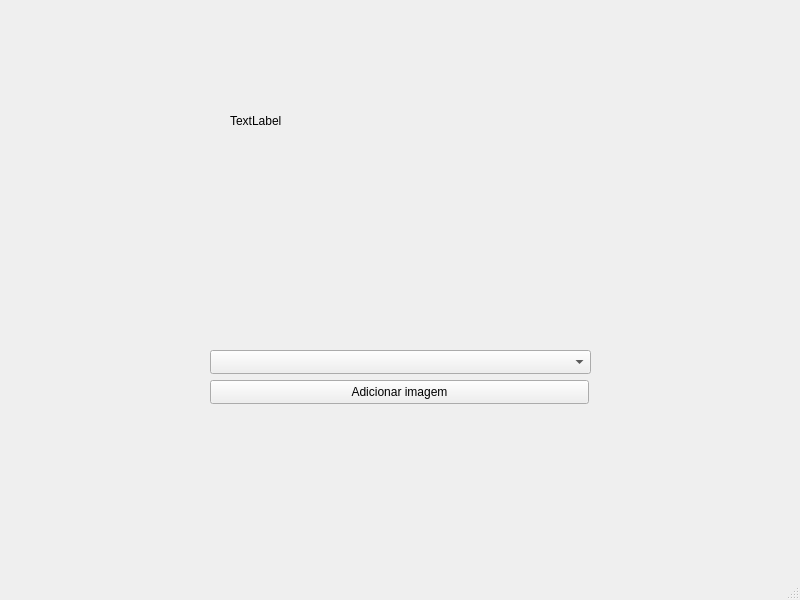
First picture: the form in mainwindow.ui, repository igorhsb/pixeon_project, before the edit.
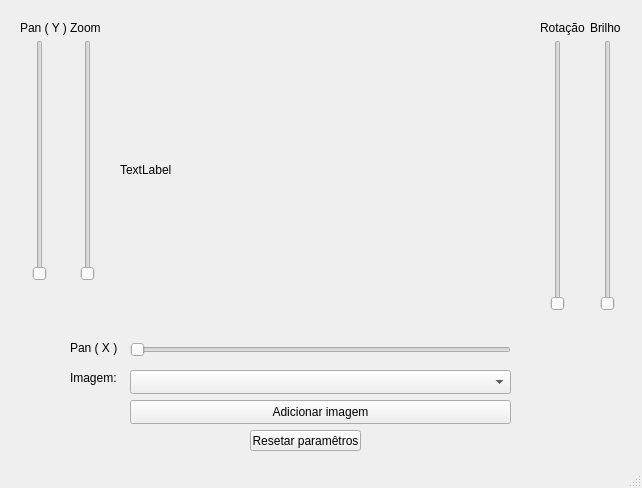
Second picture: the form after the edit.

Commit message: added zoom and pan

What changed in the file:
```diff
--- a/mainwindow.ui
+++ b/mainwindow.ui
@@ -6,8 +6,8 @@
    <rect>
     <x>0</x>
     <y>0</y>
-    <width>800</width>
-    <height>600</height>
+    <width>642</width>
+    <height>488</height>
    </rect>
   </property>
   <property name="windowTitle">
@@ -17,10 +17,10 @@
    <widget class="QLabel" name="imgLabel">
     <property name="geometry">
      <rect>
-      <x>230</x>
-      <y>0</y>
-      <width>379</width>
-      <height>241</height>
+      <x>120</x>
+      <y>20</y>
+      <width>400</width>
+      <height>300</height>
      </rect>
     </property>
     <property name="text">
@@ -30,9 +30,9 @@
    <widget class="QPushButton" name="addImgBTN">
     <property name="geometry">
      <rect>
-      <x>210</x>
-      <y>380</y>
-      <width>379</width>
+      <x>130</x>
+      <y>400</y>
+      <width>381</width>
       <height>24</height>
      </rect>
     </property>
@@ -43,13 +43,169 @@
    <widget class="QComboBox" name="imgListCB">
     <property name="geometry">
      <rect>
-      <x>210</x>
-      <y>350</y>
+      <x>130</x>
+      <y>370</y>
       <width>381</width>
       <height>24</height>
      </rect>
     </property>
    </widget>
+   <widget class="QSlider" name="xPanSL">
+    <property name="geometry">
+     <rect>
+      <x>130</x>
+      <y>340</y>
+      <width>381</width>
+      <height>20</height>
+     </rect>
+    </property>
+    <property name="orientation">
+     <enum>Qt::Horizontal</enum>
+    </property>
+   </widget>
+   <widget class="QLabel" name="brightLBL">
+    <property name="geometry">
+     <rect>
+      <x>590</x>
+      <y>20</y>
+      <width>49</width>
+      <height>16</height>
+     </rect>
+    </property>
+    <property name="text">
+     <string>Brilho</string>
+    </property>
+   </widget>
+   <widget class="QSlider" name="brightSL">
+    <property name="geometry">
+     <rect>
+      <x>600</x>
+      <y>40</y>
+      <width>16</width>
+      <height>271</height>
+     </rect>
+    </property>
+    <property name="orientation">
+     <enum>Qt::Vertical</enum>
+    </property>
+   </widget>
+   <widget class="QPushButton" name="pushButton">
+    <property name="geometry">
+     <rect>
+      <x>250</x>
+      <y>430</y>
+      <width>111</width>
+      <height>21</height>
+     </rect>
+    </property>
+    <property name="text">
+     <string>Resetar paramêtros</string>
+    </property>
+   </widget>
+   <widget class="QLabel" name="panXLBL">
+    <property name="geometry">
+     <rect>
+      <x>70</x>
+      <y>340</y>
+      <width>49</width>
+      <height>16</height>
+     </rect>
+    </property>
+    <property name="text">
+     <string>Pan ( X )</string>
+    </property>
+   </widget>
+   <widget class="QLabel" name="zoomLBL">
+    <property name="geometry">
+     <rect>
+      <x>70</x>
+      <y>20</y>
+      <width>49</width>
+      <height>16</height>
+     </rect>
+    </property>
+    <property name="text">
+     <string>Zoom</string>
+    </property>
+   </widget>
+   <widget class="QLabel" name="panYLBL">
+    <property name="geometry">
+     <rect>
+      <x>20</x>
+      <y>20</y>
+      <width>49</width>
+      <height>16</height>
+     </rect>
+    </property>
+    <property name="text">
+     <string>Pan ( Y )</string>
+    </property>
+   </widget>
+   <widget class="QSlider" name="zoomSL">
+    <property name="geometry">
+     <rect>
+      <x>80</x>
+      <y>40</y>
+      <width>16</width>
+      <height>241</height>
+     </rect>
+    </property>
+    <property name="orientation">
+     <enum>Qt::Vertical</enum>
+    </property>
+   </widget>
+   <widget class="QSlider" name="yPanSL">
+    <property name="geometry">
+     <rect>
+      <x>30</x>
+      <y>40</y>
+      <width>20</width>
+      <height>241</height>
+     </rect>
+    </property>
+    <property name="orientation">
+     <enum>Qt::Vertical</enum>
+    </property>
+   </widget>
+   <widget class="QSlider" name="rotateSL">
+    <property name="geometry">
+     <rect>
+      <x>550</x>
+      <y>40</y>
+      <width>16</width>
+      <height>271</height>
+     </rect>
+    </property>
+    <property name="orientation">
+     <enum>Qt::Vertical</enum>
+    </property>
+   </widget>
+   <widget class="QLabel" name="rotationLBL">
+    <property name="geometry">
+     <rect>
+      <x>540</x>
+      <y>20</y>
+      <width>49</width>
+      <height>16</height>
+     </rect>
+    </property>
+    <property name="text">
+     <string>Rotação</string>
+    </property>
+   </widget>
+   <widget class="QLabel" name="imgLBL">
+    <property name="geometry">
+     <rect>
+      <x>70</x>
+      <y>370</y>
+      <width>51</width>
+      <height>16</height>
+     </rect>
+    </property>
+    <property name="text">
+     <string>Imagem:</string>
+    </property>
+   </widget>
   </widget>
   <widget class="QMenuBar" name="menubar">
    <property name="geometry">
```
Left out of the diff: 2 changed lines with no effect on the pictures. The commit also changes 3 other files.
